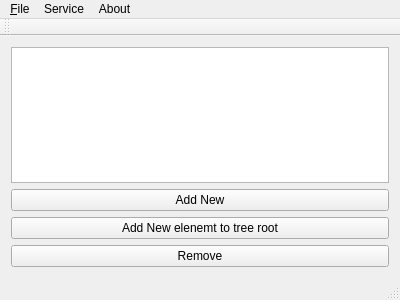
Above: src/mainwindow.ui from yastrov/qtTagManager before the change. Below: the same form after it.
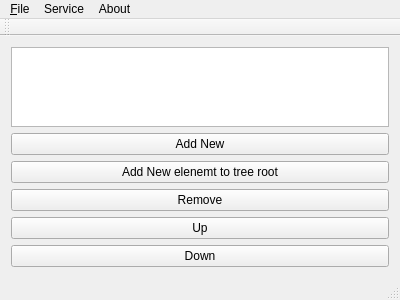
That is the form after the change.

Commit message: Buttons for move item up and down (in one level) have been added.

```diff
--- a/src/mainwindow.ui
+++ b/src/mainwindow.ui
@@ -39,6 +39,20 @@
       </property>
      </widget>
     </item>
+    <item>
+     <widget class="QPushButton" name="pushButton_Up">
+      <property name="text">
+       <string>Up</string>
+      </property>
+     </widget>
+    </item>
+    <item>
+     <widget class="QPushButton" name="pushButton_Down">
+      <property name="text">
+       <string>Down</string>
+      </property>
+     </widget>
+    </item>
    </layout>
   </widget>
   <widget class="QMenuBar" name="menuBar">
```
The commit also changes 3 other files.
